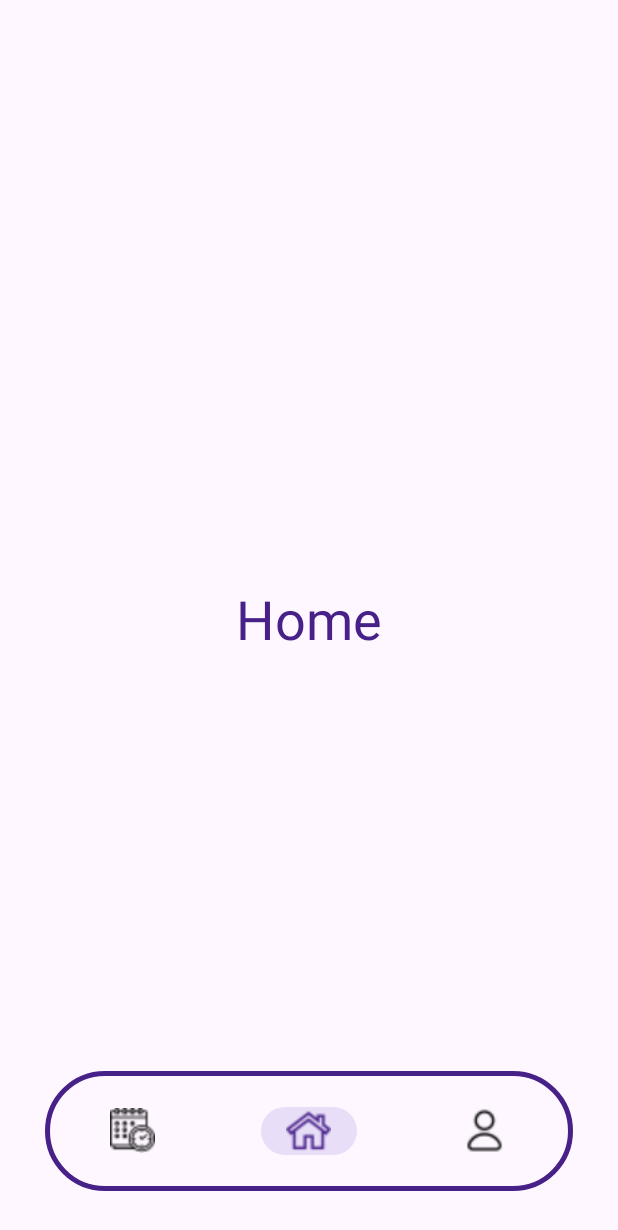
After one commit to Selvie707/DIGITRACK, an Android app: the HomeActivity screen opened directly, with no data from a screen before it, on a phone screen of 412 x 824 dp. The commit adds this screen. Shown: the top 1230 px of the screen. Run offline under Robolectric (Android 15) with nearby library versions, the phone set to English and light mode, and no system bars.

Commit message:
bottomNavigationVer1

```diff
--- /dev/null
+++ b/app/src/main/java/com/example/digitrack/HomeActivity.kt
@@ -0,0 +1,34 @@
+package com.example.digitrack
+
+import android.content.Intent
+import androidx.appcompat.app.AppCompatActivity
+import android.os.Bundle
+import com.google.android.material.bottomnavigation.BottomNavigationView
+
+class HomeActivity : AppCompatActivity() {
+    override fun onCreate(savedInstanceState: Bundle?) {
+        super.onCreate(savedInstanceState)
+        setContentView(R.layout.activity_home)
+
+        val bottomNavigation = findViewById<BottomNavigationView>(R.id.bottomNavigation)
+        bottomNavigation.setSelectedItemId(R.id.btn_home)
+        bottomNavigation.setOnItemSelectedListener { item ->
+            when (item.itemId) {
+                R.id.btn_session -> {
+                    startActivity(Intent(applicationContext, NearestScheduleActivity::class.java))
+                    overridePendingTransition(0,0)
+                    finish()
+                    true
+                }
+                R.id.btn_home -> true
+                R.id.btn_profile -> {
+                    startActivity(Intent(applicationContext, ProfileActivity::class.java))
+                    overridePendingTransition(0,0)
+                    finish()
+                    true
+                }
+                else -> false
+            }
+        }
+    }
+}
--- /dev/null
+++ b/app/src/main/res/drawable/bottom_background.xml
@@ -0,0 +1,7 @@
+<?xml version="1.0" encoding="utf-8"?>
+<shape xmlns:android="http://schemas.android.com/apk/res/android"
+    android:shape="rectangle">
+    <stroke android:color="@color/purple" android:width="3dp"/>
+    <corners
+        android:radius="40dp"/>
+</shape>
--- /dev/null
+++ b/app/src/main/res/drawable/item_selector.xml
@@ -0,0 +1,9 @@
+<?xml version="1.0" encoding="utf-8"?>
+<selector xmlns:android="http://schemas.android.com/apk/res/android">
+    <item
+        android:state_selected="true"
+        android:color="@color/purple"/>
+    <item
+        android:state_selected="false"
+        android:color="@color/black"/>
+</selector>
--- /dev/null
+++ b/app/src/main/res/layout/activity_home.xml
@@ -0,0 +1,39 @@
+<?xml version="1.0" encoding="utf-8"?>
+<androidx.constraintlayout.widget.ConstraintLayout xmlns:android="http://schemas.android.com/apk/res/android"
+    xmlns:app="http://schemas.android.com/apk/res-auto"
+    xmlns:tools="http://schemas.android.com/tools"
+    android:layout_width="match_parent"
+    android:layout_height="match_parent"
+    tools:context=".HomeActivity">
+
+    <TextView
+        android:layout_width="wrap_content"
+        android:layout_height="wrap_content"
+        android:text="Home"
+        android:textColor="@color/purple"
+        android:layout_centerInParent="true"
+        android:textSize="36sp"
+        app:layout_constraintTop_toTopOf="parent"
+        app:layout_constraintBottom_toBottomOf="parent"
+        app:layout_constraintStart_toStartOf="parent"
+        app:layout_constraintEnd_toEndOf="parent"/>
+
+    <com.google.android.material.bottomnavigation.BottomNavigationView
+        android:id="@+id/bottomNavigation"
+        android:layout_width="match_parent"
+        android:layout_height="wrap_content"
+        android:layout_alignParentBottom="true"
+        android:layout_marginBottom="30dp"
+        android:layout_marginEnd="30dp"
+        android:layout_marginStart="30dp"
+        android:layout_marginTop="30dp"
+        android:background="@drawable/bottom_background"
+        android:elevation="2dp"
+        app:itemIconSize="30dp"
+        app:itemIconTint="@drawable/item_selector"
+        app:itemRippleColor="@android:color/transparent"
+        app:labelVisibilityMode="unlabeled"
+        app:menu="@menu/bottom_menu"
+        app:layout_constraintBottom_toBottomOf="parent"/>
+
+</androidx.constraintlayout.widget.ConstraintLayout>
--- a/app/src/main/res/layout/activity_register.xml
+++ b/app/src/main/res/layout/activity_register.xml
@@ -52,6 +52,7 @@
         android:layout_width="match_parent"
         android:layout_height="wrap_content"
         android:hint="@string/h_password"
+        android:inputType="textPassword"
         android:textColorHint="@color/purple"
         android:layout_marginTop="15dp"
         android:padding="15dp"
@@ -67,6 +68,7 @@
         android:layout_width="match_parent"
         android:layout_height="wrap_content"
         android:hint="@string/h_repeatPassword"
+        android:inputType="textPassword"
         android:textColorHint="@color/purple"
         android:layout_marginTop="15dp"
         android:padding="15dp"
--- /dev/null
+++ b/app/src/main/res/menu/bottom_menu.xml
@@ -0,0 +1,15 @@
+<?xml version="1.0" encoding="utf-8"?>
+<menu xmlns:android="http://schemas.android.com/apk/res/android">
+    <item
+        android:id="@+id/btn_session"
+        android:icon="@drawable/ic_session"
+        android:title="Session" />
+    <item
+        android:id="@+id/btn_home"
+        android:icon="@drawable/ic_home"
+        android:title="Home" />
+    <item
+        android:id="@+id/btn_profile"
+        android:icon="@drawable/ic_user"
+        android:title="Profile" />
+</menu>
--- a/app/src/main/res/values/themes.xml
+++ b/app/src/main/res/values/themes.xml
@@ -1,8 +1,8 @@
 <resources xmlns:tools="http://schemas.android.com/tools">
     <!-- Base application theme. -->
-    <style name="Base.Theme.Digitrack" parent="Theme.AppCompat.DayNight.NoActionBar">
+    <style name="Base.Theme.Digitrack" parent="Theme.Material3.DayNight.NoActionBar">
         <!-- Customize your light theme here. -->
-        <!-- <item name="colorPrimary">@color/my_light_primary</item> -->
+        <item name="colorPrimary">@color/purple</item>
     </style>
 
     <style name="Theme.Digitrack" parent="Base.Theme.Digitrack" />
```
Also changed, not shown: app/src/main/AndroidManifest.xml (+10 -1 lines), app/src/main/java/com/example/digitrack/NearestScheduleActivity.kt (added, +35 -0 lines), app/src/main/java/com/example/digitrack/ProfileActivity.kt (added, +35 -0 lines), app/src/main/res/layout/activity_login.xml (+4 -3 lines), app/src/main/res/layout/activity_nearest_schedule.xml (added, +39 -0 lines), app/src/main/res/layout/activity_profile.xml (added, +39 -0 lines), app/src/main/res/drawable/ic_home.png (added), app/src/main/res/drawable/ic_session.png (added), app/src/main/res/drawable/ic_user.png (added).
